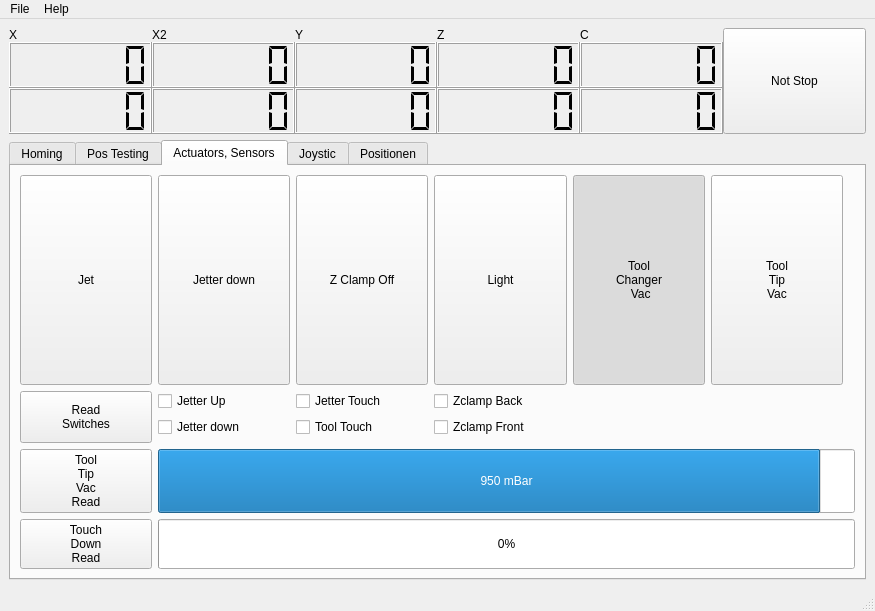
Above: Gui.ui from gxurma/PythonCanSteering before the change. Below: the same form after it.
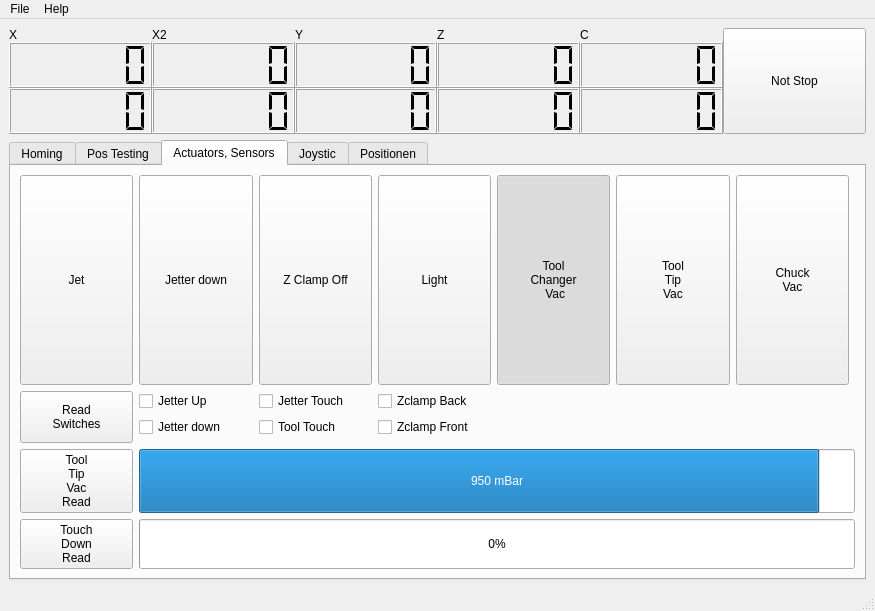
That is the form after the change.

The edit to the form file:
```diff
--- a/Gui.ui
+++ b/Gui.ui
@@ -1317,6 +1317,29 @@
           </property>
          </widget>
         </item>
+        <item row="0" column="6">
+         <widget class="QPushButton" name="pushButtonChuck">
+          <property name="sizePolicy">
+           <sizepolicy hsizetype="Expanding" vsizetype="Expanding">
+            <horstretch>0</horstretch>
+            <verstretch>0</verstretch>
+           </sizepolicy>
+          </property>
+          <property name="text">
+           <string>Chuck
+Vac</string>
+          </property>
+          <property name="checkable">
+           <bool>true</bool>
+          </property>
+          <property name="checked">
+           <bool>false</bool>
+          </property>
+          <property name="default">
+           <bool>false</bool>
+          </property>
+         </widget>
+        </item>
        </layout>
       </widget>
       <widget class="QWidget" name="tab_5">
```
